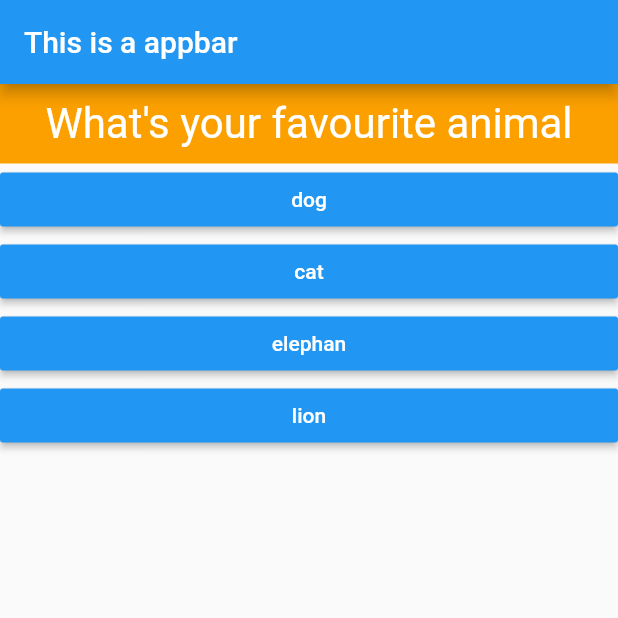
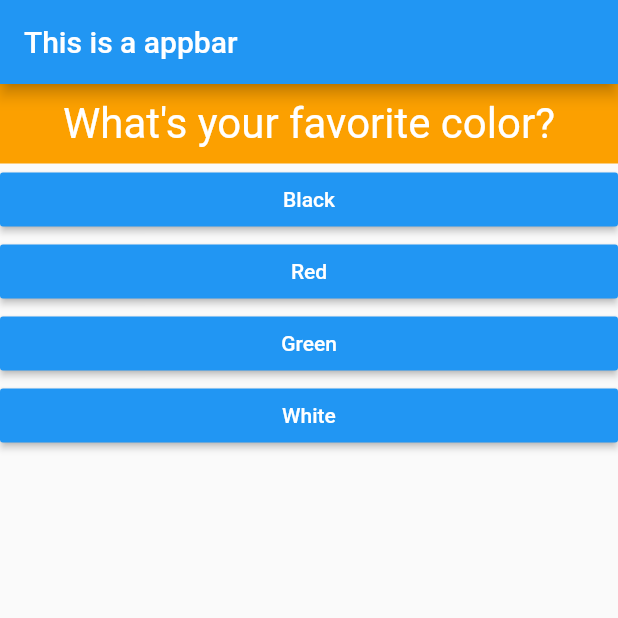
Before and after one commit to boybeo68/learn-flutter, a Flutter app: the screen it shows after launch, on a phone screen of 412 x 824 dp, the top half of it. Run offline on Flutter 3.47's test engine with Material 2 defaults, Android fonts, the phone set to English and light mode, and no system bars.

Commit message:
done session 1

```diff
--- a/lib/answer.dart
+++ b/lib/answer.dart
@@ -1,7 +1,7 @@
 import 'package:flutter/material.dart';
 
 class Answer extends StatelessWidget {
-  final VoidCallback selectHandler;
+  final VoidCallback? selectHandler;
   final String textAnswer;
   Answer(this.selectHandler, this.textAnswer);
 
--- a/lib/main.dart
+++ b/lib/main.dart
@@ -1,6 +1,8 @@
 import 'package:flutter/material.dart';
 import './question.dart';
 import './answer.dart';
+import './result.dart';
+import './quiz.dart';
 
 void main() => runApp(MyApp());
 
@@ -11,58 +13,74 @@ class MyApp extends StatefulWidget {
 
 class _MyAppState extends State<MyApp> {
   int _questionIndex = 0;
+  int _totalScore = 0;
 
-  void _answerQuestion() {
+  void _answerQuestion(int score) {
+    _totalScore += score;
     print(_questionIndex);
     setState(() {
-      _questionIndex = (_questionIndex + 1) % 2;
+      _questionIndex = (_questionIndex + 1);
+    });
+  }
+
+  void _onReset() {
+    _totalScore = 0;
+    setState(() {
+      _questionIndex = 0;
     });
   }
 
   // This widget is the root of your application.
   @override
   Widget build(BuildContext context) {
-    var questions = [
+    const _questions = [
       {
-        'questionText': 'What\'s your favourite animal',
-        'answer': ['dog', 'cat', 'elephan', 'lion']
+        'questionText': 'What\'s your favorite color?',
+        'answers': [
+          {'text': 'Black', 'score': 10},
+          {'text': 'Red', 'score': 5},
+          {'text': 'Green', 'score': 3},
+          {'text': 'White', 'score': 1},
+        ],
       },
       {
-        'questionText': 'What\'s your favourite color',
-        'answer': ['red', 'blue', 'pink', 'orange']
+        'questionText': 'What\'s your favorite animal?',
+        'answers': [
+          {'text': 'Rabbit', 'score': 3},
+          {'text': 'Snake', 'score': 11},
+          {'text': 'Elephant', 'score': 5},
+          {'text': 'Lion', 'score': 9},
+        ],
       },
       {
-        'questionText': 'What\'s your favourite intrucstion',
-        'answer': ['Tung', 'Tung', 'Tung', 'Tùng']
+        'questionText': 'Who\'s your favorite instructor?',
+        'answers': [
+          {'text': 'Max', 'score': 1},
+          {'text': 'Max', 'score': 1},
+          {'text': 'Max', 'score': 1},
+          {'text': 'Max', 'score': 1},
+        ],
       },
     ];
     return MaterialApp(
       title: 'Flutter Demo',
       theme: ThemeData(
-        // This is the theme of your application.
-        //
-        // Try running your application with "flutter run". You'll see the
-        // application has a blue toolbar. Then, without quitting the app, try
-        // changing the primarySwatch below to Colors.green and then invoke
-        // "hot reload" (press "r" in the console where you ran "flutter run",
-        // or simply save your changes to "hot reload" in a Flutter IDE).
-        // Notice that the counter didn't reset back to zero; the application
-        // is not restarted.
         primarySwatch: Colors.blue,
       ),
       home: Scaffold(
-        appBar: AppBar(
-          title: Text('This is a appbar'),
-        ),
-        body: Column(
-          children: [
-            Question(questions[_questionIndex]['questionText'] as String),
-            ...(questions[_questionIndex]['answer'] as List<String>)
-                .map((e) => Answer(_answerQuestion, e))
-                .toList(),
-          ],
-        ),
-      ),
+          appBar: AppBar(
+            title: Text('This is a appbar'),
+          ),
+          body: (_questionIndex < _questions.length)
+              ? Quiz(
+                  questions: _questions,
+                  answerQuestion: _answerQuestion,
+                  questionIndex: _questionIndex,
+                )
+              : Result(
+                  score: _totalScore,
+                  onReset: _onReset,
+                )),
     );
   }
 }
--- /dev/null
+++ b/lib/quiz.dart
@@ -0,0 +1,27 @@
+import 'package:flutter/material.dart';
+import './question.dart';
+import './answer.dart';
+
+class Quiz extends StatelessWidget {
+  final int questionIndex;
+  final List<Map<String, Object>> questions;
+  final Function answerQuestion;
+
+  Quiz(
+      {required this.questionIndex,
+      required this.questions,
+      required this.answerQuestion});
+
+  @override
+  Widget build(BuildContext context) {
+    return Column(
+      children: [
+        Question(questions[questionIndex]['questionText'] as String),
+        ...(questions[questionIndex]['answers'] as List<Map<String, Object>>)
+            .map((e) {
+          return Answer(() => answerQuestion(e['score']), e['text'] as String);
+        }).toList(),
+      ],
+    );
+  }
+}
--- a/pubspec.yaml
+++ b/pubspec.yaml
@@ -3,7 +3,7 @@ description: A new Flutter project.
 
 # The following line prevents the package from being accidentally published to
 # pub.dev using `flutter pub publish`. This is preferred for private packages.
-publish_to: 'none' # Remove this line if you wish to publish to pub.dev
+publish_to: "none" # Remove this line if you wish to publish to pub.dev
 
 # The following defines the version and build number for your application.
 # A version number is three numbers separated by dots, like 1.2.43
@@ -30,7 +30,6 @@ dependencies:
   flutter:
     sdk: flutter
 
-
   # The following adds the Cupertino Icons font to your application.
   # Use with the CupertinoIcons class for iOS style icons.
   cupertino_icons: ^1.0.2
@@ -51,7 +50,6 @@ dev_dependencies:
 
 # The following section is specific to Flutter.
 flutter:
-
   # The following line ensures that the Material Icons font is
   # included with your application, so that you can use the icons in
   # the material Icons class.
```
Also changed, not shown: lib/result.dart (added, +42 -0 lines), 47 other files.
